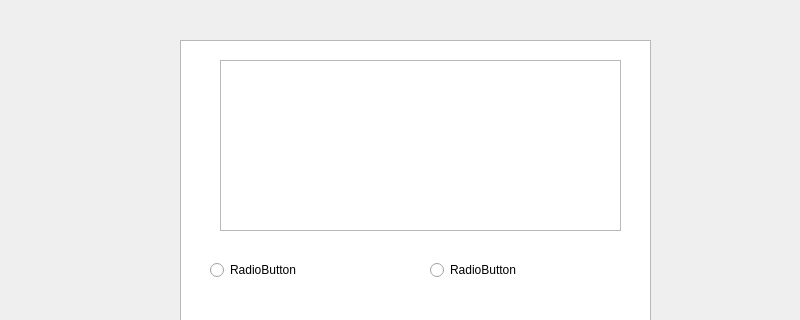
The window that mainwindow.ui (gessire/sectry) describes before a commit, drawn with Qt 5; both pictures show x 0 to 800 and y 0 to 320 of the 800 by 600 pixel window.
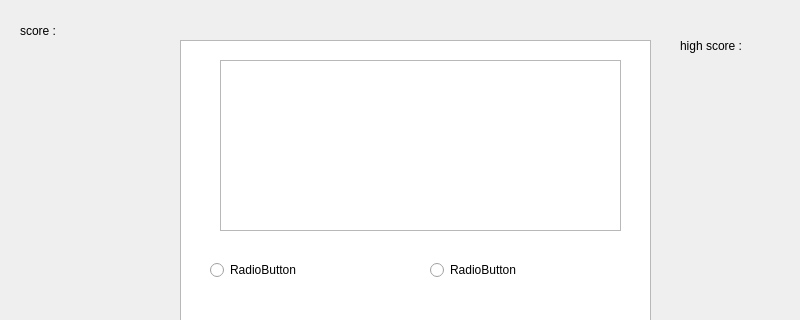
The same window after the commit. The open tabs and pages were chosen to show the change.

Commit message:
back btn
back btn added

```diff
--- a/mainwindow.ui
+++ b/mainwindow.ui
@@ -963,6 +963,32 @@
        <number>24</number>
       </property>
      </widget>
+     <widget class="QLabel" name="label_3">
+      <property name="geometry">
+       <rect>
+        <x>40</x>
+        <y>30</y>
+        <width>111</width>
+        <height>41</height>
+       </rect>
+      </property>
+      <property name="text">
+       <string>score :</string>
+      </property>
+     </widget>
+     <widget class="QLabel" name="label_4">
+      <property name="geometry">
+       <rect>
+        <x>700</x>
+        <y>40</y>
+        <width>101</width>
+        <height>51</height>
+       </rect>
+      </property>
+      <property name="text">
+       <string>high score :</string>
+      </property>
+     </widget>
     </widget>
    </widget>
   </widget>
```
Left out of the diff: 42 changed lines with no effect on the pictures. The commit also changes 2 other files.
